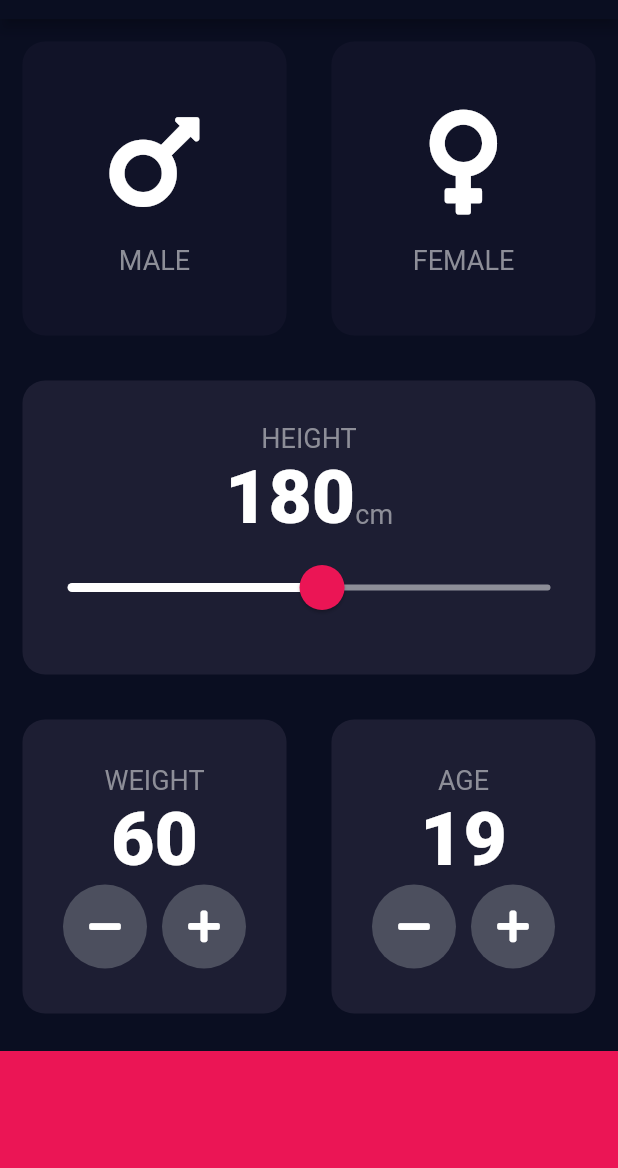
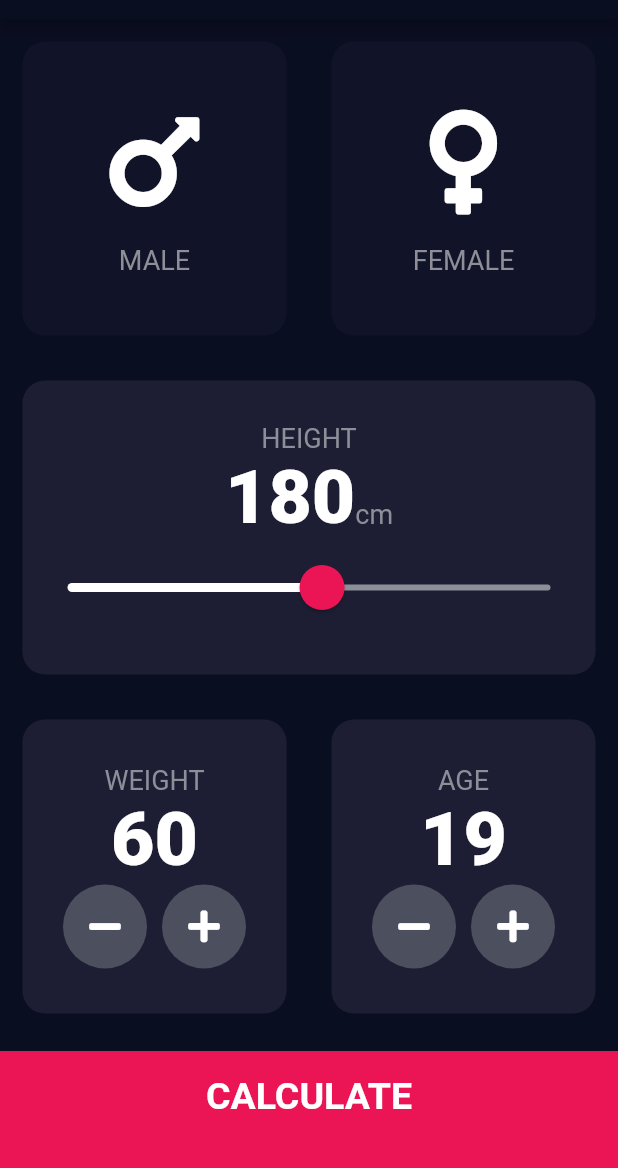
Before and after one commit to VivianObiako/bmi-calculator-flutter, a Flutter app: the screen it shows after launch, on a phone screen of 412 x 824 dp, the part 65-1233 px from its top. Run offline on Flutter 3.47's test engine with Material 2 defaults, Android fonts, the phone set to English and light mode, and no system bars; our stand-ins replace font_awesome_flutter.

Commit message:
completed app

```diff
--- /dev/null
+++ b/lib/components/bottom_button.dart
@@ -0,0 +1,30 @@
+import 'package:flutter/material.dart';
+import '../constants.dart';
+
+class BottomButton extends StatelessWidget {
+  BottomButton({@required this.onTap, @required this.title});
+
+  final Function onTap;
+  final String title;
+
+  @override
+  Widget build(BuildContext context) {
+    return GestureDetector(
+      onTap: onTap,
+      child: Container(
+        child: Padding(
+          padding: const EdgeInsets.only(bottom: 20.0),
+          child: Center(
+              child: Text(
+            title,
+            style: kBottomTextStyle,
+          )),
+        ),
+        color: kBottomContainerColor,
+        height: kBottomContainerHeight,
+        width: double.infinity,
+        margin: EdgeInsets.only(top: 10.0),
+      ),
+    );
+  }
+}
--- a/lib/icon_content.dart
+++ b/lib/components/icon_content.dart
@@ -1,5 +1,5 @@
 import 'package:flutter/material.dart';
-import 'constants.dart';
+import '../constants.dart';
 
 class IconContent extends StatelessWidget {
   IconContent({this.label, this.icon});
--- /dev/null
+++ b/lib/components/round_icon_button.dart
@@ -0,0 +1,22 @@
+import 'package:flutter/material.dart';
+
+class RoundIconButton extends StatelessWidget {
+  RoundIconButton({this.onClick, this.icon});
+
+  final IconData icon;
+  final Function onClick;
+  @override
+  Widget build(BuildContext context) {
+    return RawMaterialButton(
+      child: Icon(icon),
+      onPressed: onClick,
+      elevation: 0.0,
+      constraints: BoxConstraints.tightFor(
+        width: 56.0,
+        height: 56.0,
+      ),
+      fillColor: Color(0XFF4C4F5E),
+      shape: CircleBorder(),
+    );
+  }
+}
--- a/lib/main.dart
+++ b/lib/main.dart
@@ -1,5 +1,5 @@
 import 'package:flutter/material.dart';
-import 'input_page.dart';
+import 'screens/input_page.dart';
 
 void main() => runApp(BMICalculator());
 
--- a/lib/input_page.dart
+++ b/lib/screens/input_page.dart
@@ -1,9 +1,13 @@
 import 'package:flutter/material.dart';
 import 'package:flutter/rendering.dart';
 import 'package:font_awesome_flutter/font_awesome_flutter.dart';
-import 'icon_content.dart';
-import 'reusable_card.dart';
-import 'constants.dart';
+import '../components/icon_content.dart';
+import '../components/reusable_card.dart';
+import '../constants.dart';
+import 'result_page.dart';
+import '../components/bottom_button.dart';
+import '../components/round_icon_button.dart';
+import 'package:bmi_calculator/calculator_brain.dart';
 
 enum Gender { male, female }
 
@@ -203,35 +207,27 @@ class _InputPageState extends State<InputPage> {
               ],
             ),
           ),
-          Container(
-            color: kBottomContainerColor,
-            height: kBottomContainerHeight,
-            width: double.infinity,
-            margin: EdgeInsets.only(top: 10.0),
+          BottomButton(
+            onTap: () {
+              CalculatorBrain calc =
+                  CalculatorBrain(weight: weight, height: height);
+              Navigator.push(
+                context,
+                MaterialPageRoute(
+                  builder: (context) {
+                    return ResultPage(
+                      bmiResult: calc.calculateBMI(),
+                      weight: calc.getWeight(),
+                      interpretation: calc.getInterpretation(),
+                    );
+                  },
+                ),
+              );
+            },
+            title: 'CALCULATE',
           ),
         ],
       ),
     );
   }
 }
-
-class RoundIconButton extends StatelessWidget {
-  RoundIconButton({this.onClick, this.icon});
-
-  final IconData icon;
-  final Function onClick;
-  @override
-  Widget build(BuildContext context) {
-    return RawMaterialButton(
-      child: Icon(icon),
-      onPressed: onClick,
-      elevation: 0.0,
-      constraints: BoxConstraints.tightFor(
-        width: 56.0,
-        height: 56.0,
-      ),
-      fillColor: Color(0XFF4C4F5E),
-      shape: CircleBorder(),
-    );
-  }
-}
```
Also changed, not shown: lib/calculator_brain.dart (added, +34 -0 lines), lib/constants.dart (+25 -0 lines), lib/screens/result_page.dart (added, +75 -0 lines), lib/components/reusable_card.dart (renamed from lib/reusable_card.dart).
